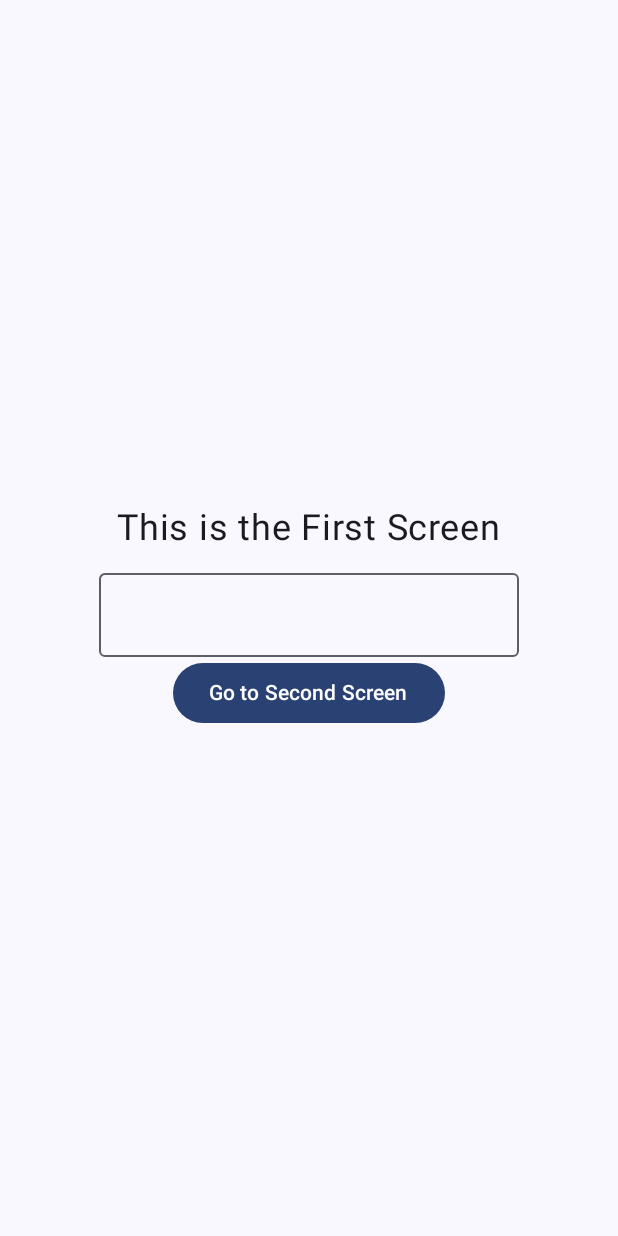
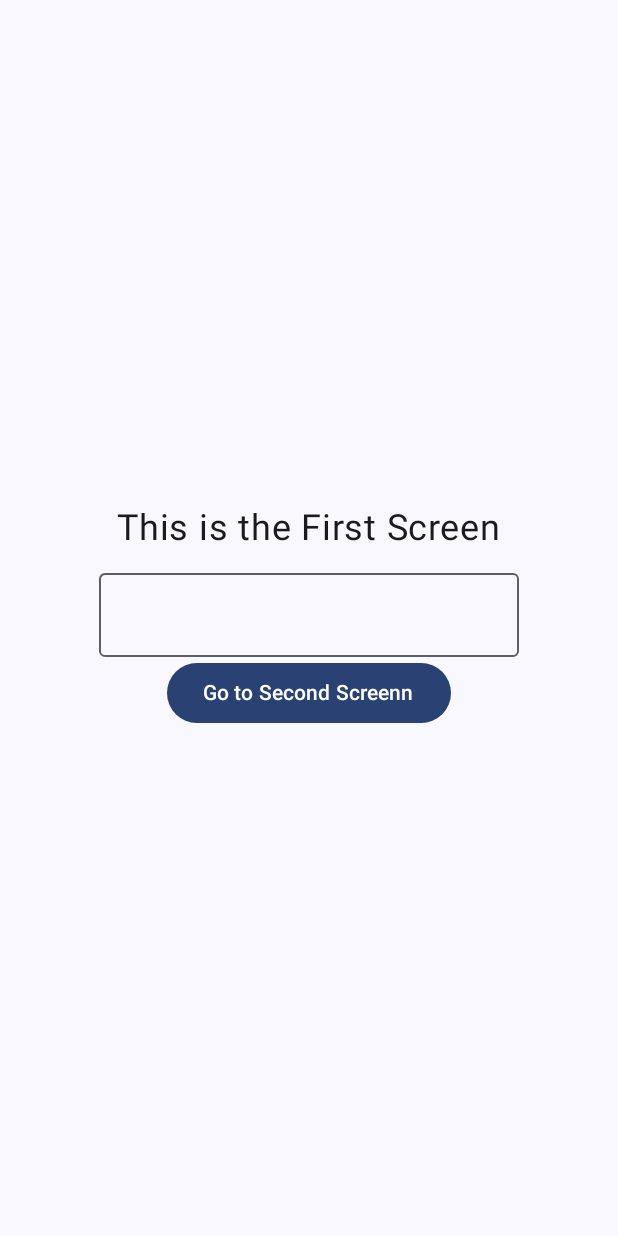
Before and after one commit to imamogluomer/android-navigation-sample, an Android app built with Jetpack Compose: the screen it shows after launch (MainActivity), on a phone screen of 412 x 824 dp. Run offline under Robolectric (Android 15) with nearby library versions, the phone set to English and light mode, and no system bars.

Commit message:
Little adjustments.

```diff
--- a/app/src/main/java/com/omerimamoglu/navigationsample/FirstScreen.kt
+++ b/app/src/main/java/com/omerimamoglu/navigationsample/FirstScreen.kt
@@ -42,7 +42,7 @@ fun FirstScreen(navigationToSecondScreen: (String) -> Unit) {
             navigationToSecondScreen(name.value)
         }) {
 
-            Text("Go to Second Screen")
+            Text("Go to Second Screenn")
 
         }
     }
```
